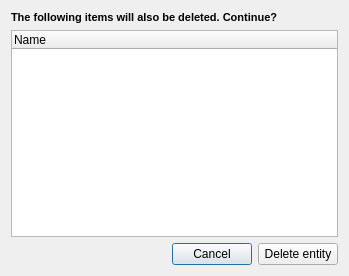
The window that ui/wizard/ui_entity_depend.ui (gltn/stdm) describes before a commit, drawn with Qt 5.
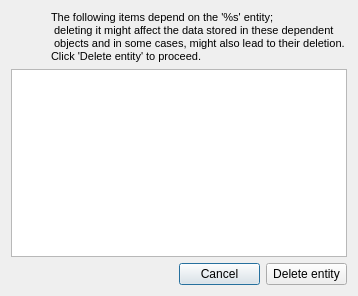
The same window after the commit. Icons and pictures are not drawn.

Commit message: Added an entity dependencies query box before deleting entity

Diff of the .ui file:
```diff
--- a/ui/wizard/ui_entity_depend.ui
+++ b/ui/wizard/ui_entity_depend.ui
@@ -9,8 +9,8 @@
    <rect>
     <x>0</x>
     <y>0</y>
-    <width>349</width>
-    <height>276</height>
+    <width>358</width>
+    <height>296</height>
    </rect>
   </property>
   <property name="contextMenuPolicy">
@@ -21,30 +21,65 @@
   </property>
   <layout class="QVBoxLayout" name="verticalLayout">
    <item>
+    <layout class="QHBoxLayout" name="horizontalLayout_3">
+     <property name="spacing">
+      <number>0</number>
+     </property>
+     <item>
     <widget class="QLabel" name="label">
+       <property name="maximumSize">
+        <size>
+         <width>40</width>
+         <height>16777215</height>
+        </size>
+       </property>
+       <property name="text">
+        <string/>
+       </property>
+       <property name="pixmap">
+        <pixmap resource="../../resources.qrc">:/plugins/stdm/images/icons/help-content.png</pixmap>
+       </property>
+      </widget>
+     </item>
+     <item>
+      <widget class="QLabel" name="qryLabel">
      <property name="font">
       <font>
        <pointsize>8</pointsize>
-       <weight>75</weight>
-       <bold>true</bold>
+         <weight>50</weight>
+         <bold>false</bold>
       </font>
      </property>
      <property name="text">
-      <string>The following items will also be deleted. Continue?</string>
-     </property>
-    </widget>
+        <string>The following items depend on the '%s' entity;
+ deleting it might affect the data stored in these dependent
+ objects and in some cases, might also lead to their deletion.
+Click 'Delete entity' to proceed.</string>
+       </property>
+       <property name="textFormat">
+        <enum>Qt::PlainText</enum>
+       </property>
+       <property name="wordWrap">
+        <bool>true</bool>
+       </property>
+      </widget>
+     </item>
+    </layout>
    </item>
    <item>
     <widget class="QTreeWidget" name="twEntityDepend">
+     <attribute name="headerVisible">
+      <bool>false</bool>
+     </attribute>
      <column>
       <property name="text">
-       <string>Name</string>
+       <string notr="true">1</string>
       </property>
      </column>
     </widget>
    </item>
    <item>
-    <layout class="QHBoxLayout" name="horizontalLayout_2">
+    <layout class="QHBoxLayout" name="horizontalLayout_2" stretch="1,1">
      <item>
       <spacer name="horizontalSpacer">
        <property name="orientation">
@@ -52,17 +87,20 @@
        </property>
        <property name="sizeHint" stdset="0">
         <size>
-         <width>158</width>
+         <width>165</width>
          <height>20</height>
         </size>
        </property>
       </spacer>
      </item>
      <item>
-      <layout class="QHBoxLayout" name="horizontalLayout">
+      <layout class="QHBoxLayout" name="horizontalLayout" stretch="1,1">
        <property name="sizeConstraint">
         <enum>QLayout::SetFixedSize</enum>
        </property>
+       <property name="rightMargin">
+        <number>0</number>
+       </property>
        <item>
         <widget class="QPushButton" name="btnCancel">
          <property name="text">
```
Left out of the diff: 4 changed lines with no effect on the pictures. Lines whose indentation alone changed are shown as unchanged. The commit also changes 10 other files.
